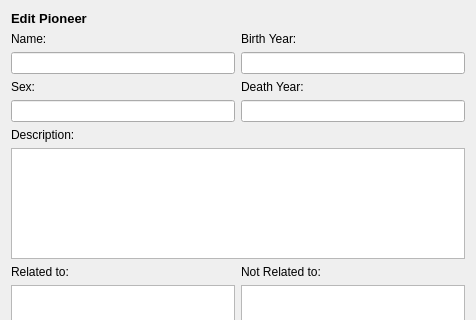
hlynurstef/Verklegt-namskeid-1-vika-3, file vika3/ui/editpioneer.ui: the form before one commit; both pictures show x 0 to 476 and y 0 to 320 of the 476 by 492 pixel window.
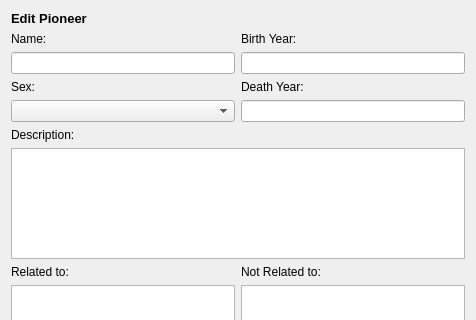
The form after the commit. Icons and pictures are not drawn.

Commit message: changed sex into dropdown list

Patch:
```diff
--- a/vika3/ui/editpioneer.ui
+++ b/vika3/ui/editpioneer.ui
@@ -69,7 +69,7 @@
         </layout>
        </item>
        <item>
-        <widget class="QLineEdit" name="edit_sex"/>
+        <widget class="QComboBox" name="edit_dropdown_sex"/>
        </item>
       </layout>
      </item>
```
The commit also changes 2 other files.
